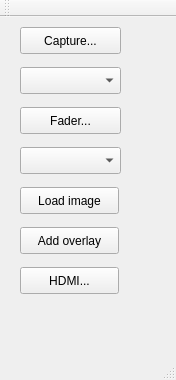
Before: the Qt Designer form mainwindow.ui in danielkucera/Mixer-gui, drawn with Qt 5.
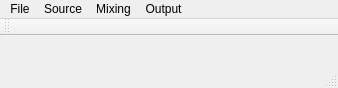
After: the same form once the commit is applied.

Commit message: items moved to menu bar

Diff of the .ui file:
```diff
--- a/mainwindow.ui
+++ b/mainwindow.ui
@@ -6,109 +6,65 @@
    <rect>
     <x>0</x>
     <y>0</y>
-    <width>176</width>
-    <height>380</height>
+    <width>338</width>
+    <height>88</height>
    </rect>
   </property>
   <property name="windowTitle">
    <string>Mixer by danman</string>
   </property>
-  <widget class="QWidget" name="centralWidget">
-   <widget class="QPushButton" name="captureButton">
-    <property name="geometry">
-     <rect>
-      <x>20</x>
-      <y>10</y>
-      <width>101</width>
-      <height>27</height>
-     </rect>
-    </property>
-    <property name="text">
-     <string>Capture...</string>
-    </property>
-   </widget>
-   <widget class="QComboBox" name="choosePreview">
-    <property name="geometry">
-     <rect>
-      <x>20</x>
-      <y>50</y>
-      <width>101</width>
-      <height>27</height>
-     </rect>
-    </property>
-   </widget>
-   <widget class="QPushButton" name="faderButton">
-    <property name="geometry">
-     <rect>
-      <x>20</x>
-      <y>90</y>
-      <width>101</width>
-      <height>27</height>
-     </rect>
-    </property>
-    <property name="text">
-     <string>Fader...</string>
-    </property>
-   </widget>
-   <widget class="QComboBox" name="saveBuffer">
-    <property name="geometry">
-     <rect>
-      <x>20</x>
-      <y>130</y>
-      <width>101</width>
-      <height>27</height>
-     </rect>
-    </property>
-   </widget>
-   <widget class="QPushButton" name="loadButton">
-    <property name="geometry">
-     <rect>
-      <x>20</x>
-      <y>170</y>
-      <width>99</width>
-      <height>27</height>
-     </rect>
-    </property>
-    <property name="text">
-     <string>Load image</string>
-    </property>
-   </widget>
-   <widget class="QPushButton" name="overlayButton">
-    <property name="geometry">
-     <rect>
-      <x>20</x>
-      <y>210</y>
-      <width>99</width>
-      <height>27</height>
-     </rect>
-    </property>
-    <property name="text">
-     <string>Add overlay</string>
-    </property>
-   </widget>
-   <widget class="QPushButton" name="hdmiButton">
-    <property name="geometry">
-     <rect>
-      <x>20</x>
-      <y>250</y>
-      <width>99</width>
-      <height>27</height>
-     </rect>
-    </property>
-    <property name="text">
-     <string>HDMI...</string>
-    </property>
-   </widget>
-  </widget>
+  <widget class="QWidget" name="centralWidget"/>
   <widget class="QMenuBar" name="menuBar">
    <property name="geometry">
     <rect>
      <x>0</x>
      <y>0</y>
-     <width>176</width>
+     <width>338</width>
      <height>25</height>
     </rect>
    </property>
+   <widget class="QMenu" name="menuFile">
+    <property name="title">
+     <string>File</string>
+    </property>
+    <widget class="QMenu" name="menuSave_buffer">
+     <property name="title">
+      <string>Save buffer</string>
+     </property>
+    </widget>
+    <addaction name="menuSave_buffer"/>
+   </widget>
+   <widget class="QMenu" name="menuSource">
+    <property name="title">
+     <string>Source</string>
+    </property>
+    <addaction name="actionCapture_device"/>
+    <addaction name="actionHDMI"/>
+    <addaction name="actionLoad_image"/>
+    <addaction name="actionHTML_page"/>
+   </widget>
+   <widget class="QMenu" name="menuOutput">
+    <property name="title">
+     <string>Output</string>
+    </property>
+    <widget class="QMenu" name="menuPreview">
+     <property name="title">
+      <string>Preview</string>
+     </property>
+    </widget>
+    <addaction name="menuPreview"/>
+   </widget>
+   <widget class="QMenu" name="menuMixing">
+    <property name="title">
+     <string>Mixing</string>
+    </property>
+    <addaction name="actionFader"/>
+    <addaction name="actionOverlay"/>
+   </widget>
+   <addaction name="menuFile"/>
+   <addaction name="menuSource"/>
+   <addaction name="menuMixing"/>
+   <addaction name="menuOutput"/>
   </widget>
   <widget class="QToolBar" name="mainToolBar">
    <attribute name="toolBarArea">
```
Left out of the diff: 30 changed lines with no effect on the pictures. The commit also changes 2 other files.
